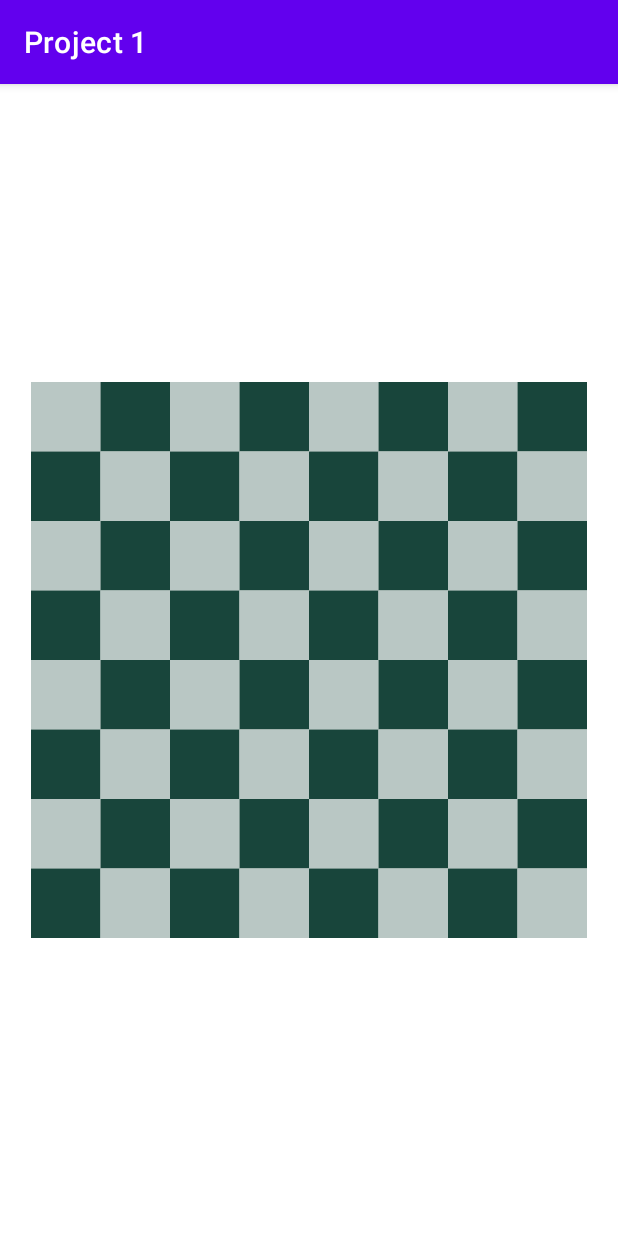
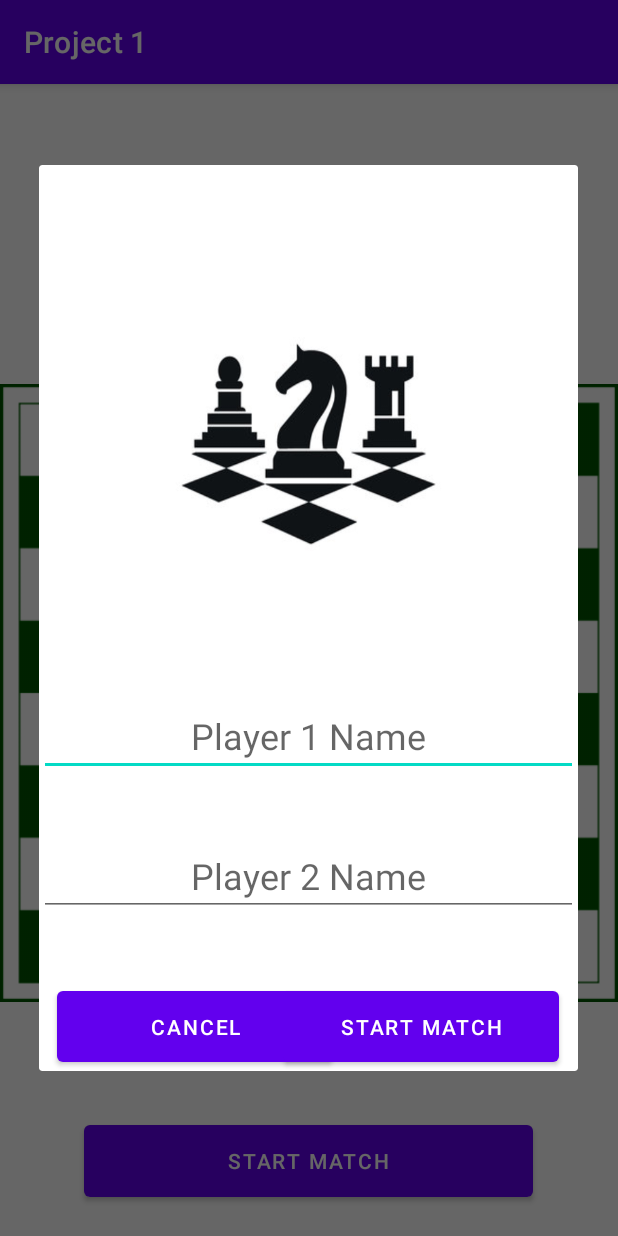
Before and after one commit to GoldenMurrani/ChessApp, an Android app: the screen it shows after launch (ChessActivity before the commit, MainActivity after it), after a tap on "START MATCH", on a phone screen of 412 x 824 dp. Run offline under Robolectric (Android 15) with nearby library versions, the light colour scheme and no system bars; Roboto replaces fonts that are not available here.

Commit message:
main activity pop-up that asks for players names

```diff
--- a/app/src/main/java/edu/msu/murraniy/project1/MainActivity.java
+++ b/app/src/main/java/edu/msu/murraniy/project1/MainActivity.java
@@ -1,12 +1,20 @@
 package edu.msu.murraniy.project1;
 
+import androidx.appcompat.app.AlertDialog;
 import androidx.appcompat.app.AppCompatActivity;
 
 import android.content.Intent;
 import android.os.Bundle;
 import android.view.View;
+import android.widget.Button;
+import android.widget.EditText;
 
 public class MainActivity extends AppCompatActivity {
+
+    private AlertDialog.Builder dialogBuilder;
+    private AlertDialog dialog;
+    private EditText startpopup_playerone, startpopup_playertwo;
+    private Button startpopup_start, startpopup_cancel;
 
     @Override
     protected void onCreate(Bundle savedInstanceState) {
@@ -14,6 +22,39 @@ public class MainActivity extends AppCompatActivity {
         setContentView(R.layout.activity_main);
     }
 
+    public void onStart(View view) {
+        createNewContactDialog();
+    }
+
+    public void createNewContactDialog() {
+        dialogBuilder = new AlertDialog.Builder(this);
+        final View startPopUp = getLayoutInflater().inflate(R.layout.startpopup, null);
+
+        startpopup_playerone = (EditText) startPopUp.findViewById(R.id.startpopup_p_one);
+        startpopup_playertwo = (EditText) startPopUp.findViewById(R.id.startpopup_p_two);
+
+        startpopup_start = (Button) startPopUp.findViewById(R.id.startButton);
+        startpopup_cancel = (Button) startPopUp.findViewById(R.id.cancelButton);
+
+        dialogBuilder.setView(startPopUp);
+        dialog = dialogBuilder.create();
+        dialog.show();
+
+        startpopup_start.setOnClickListener(new View.OnClickListener() {
+            @Override
+            public void onClick(View v) {
+                onStartMatch(v);
+            }
+        });
+
+        startpopup_cancel.setOnClickListener(new View.OnClickListener() {
+            @Override
+            public void onClick(View v) {
+                dialog.dismiss();
+            }
+        });
+    }
+
     public void onStartMatch(View view) {
         Intent intent = new Intent(this, ChessActivity.class);
         startActivity(intent);
--- a/app/src/main/res/layout/activity_main.xml
+++ b/app/src/main/res/layout/activity_main.xml
@@ -15,7 +15,7 @@
         android:layout_marginStart="20dp"
         android:layout_marginEnd="20dp"
         android:layout_marginBottom="20dp"
-        android:onClick="onStartMatch"
+        android:onClick="onStart"
         android:text="@string/start" />
 
     <ImageView
--- /dev/null
+++ b/app/src/main/res/layout/startpopup.xml
@@ -0,0 +1,79 @@
+<?xml version="1.0" encoding="utf-8"?>
+<androidx.constraintlayout.widget.ConstraintLayout xmlns:android="http://schemas.android.com/apk/res/android"
+    xmlns:app="http://schemas.android.com/apk/res-auto"
+    xmlns:tools="http://schemas.android.com/tools"
+    android:layout_width="match_parent"
+    android:layout_height="match_parent"
+    android:orientation="vertical"
+    >
+
+    <ImageView
+        android:id="@+id/startpopupicon"
+        android:layout_width="227dp"
+        android:layout_height="256dp"
+        android:background="@drawable/chess_icon"
+        app:layout_constraintBottom_toBottomOf="parent"
+        app:layout_constraintEnd_toEndOf="parent"
+        app:layout_constraintHorizontal_bias="0.498"
+        app:layout_constraintStart_toStartOf="parent"
+        app:layout_constraintTop_toTopOf="parent"
+        app:layout_constraintVertical_bias="0.166" />
+
+    <EditText
+        android:id="@+id/startpopup_p_one"
+        android:layout_width="match_parent"
+        android:layout_height="wrap_content"
+        android:layout_marginTop="40dp"
+        app:layout_constraintBottom_toBottomOf="parent"
+        app:layout_constraintTop_toBottomOf="@+id/startpopupicon"
+        app:layout_constraintVertical_bias="0.0"
+        tools:layout_editor_absoluteX="0dp"
+        android:textSize="24sp"
+        android:hint="Player 1 Name"
+        android:textAlignment="center"
+        android:gravity="center_horizontal"
+        />
+
+    <EditText
+        android:id="@+id/startpopup_p_two"
+        android:layout_width="match_parent"
+        android:layout_height="wrap_content"
+        android:layout_marginTop="40dp"
+        app:layout_constraintBottom_toBottomOf="parent"
+        app:layout_constraintTop_toBottomOf="@+id/startpopup_p_one"
+        app:layout_constraintVertical_bias="0.0"
+        tools:layout_editor_absoluteX="0dp"
+        android:textSize="24sp"
+        android:hint="Player 2 Name"
+        android:textAlignment="center"
+        android:gravity="center_horizontal"
+        />
+
+    <Button
+        android:id="@+id/cancelButton"
+        android:text="Cancel"
+        android:layout_width="184dp"
+        android:layout_height="59dp"
+        android:layout_marginTop="44dp"
+        app:layout_constraintBottom_toBottomOf="parent"
+        app:layout_constraintEnd_toEndOf="parent"
+        app:layout_constraintHorizontal_bias="0.07"
+        app:layout_constraintStart_toStartOf="parent"
+        app:layout_constraintTop_toBottomOf="@+id/startpopup_p_two"
+        app:layout_constraintVertical_bias="0.691"
+        />
+
+    <Button
+        android:id="@+id/startButton"
+        android:text="Start Match"
+        android:layout_width="184dp"
+        android:layout_height="59dp"
+        android:layout_marginTop="44dp"
+        app:layout_constraintBottom_toBottomOf="parent"
+        app:layout_constraintEnd_toEndOf="parent"
+        app:layout_constraintHorizontal_bias="0.929"
+        app:layout_constraintStart_toStartOf="parent"
+        app:layout_constraintTop_toBottomOf="@+id/startpopup_p_two"
+        app:layout_constraintVertical_bias="0.691" />
+
+</androidx.constraintlayout.widget.ConstraintLayout>
```
Also changed, not shown: app/src/main/res/drawable/chess_icon.jpg (added).
